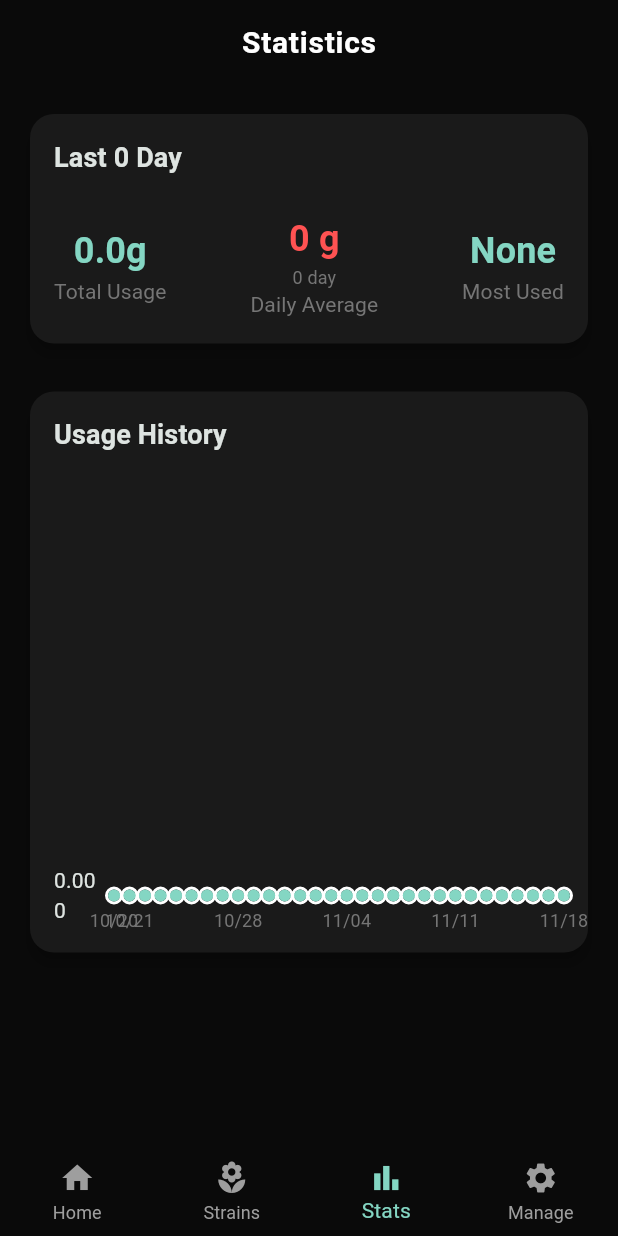
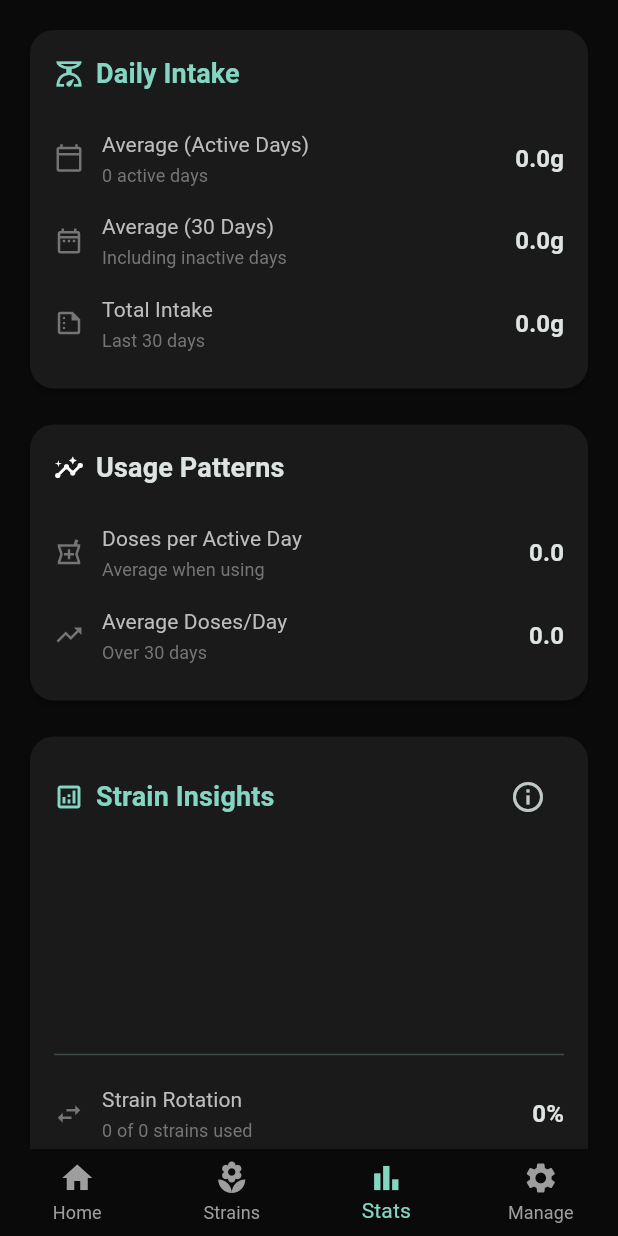
Before and after one commit to BareTread/KratomTracker, a Flutter app: the screen it shows after launch, item 3 of the bottom bar chosen, on a phone screen of 412 x 824 dp. Run offline on Flutter 3.47's test engine with Material 3 defaults, Android fonts, the light colour scheme and no system bars; drawn by our look-alikes of fl_chart; our stand-ins replace file_picker, lottie, share_plus, shared_preferences, table_calendar; accounts and stored records are empty.

Commit message:
implemented a sturdy stats page

```diff
--- a/lib/providers/kratom_provider.dart
+++ b/lib/providers/kratom_provider.dart
@@ -56,11 +56,22 @@ class KratomProvider with ChangeNotifier {
   DateTime get selectedDate => _selectedDate;
 
   List<Dosage> getDosagesForDate(DateTime date) {
-    return _dosages.where((dosage) =>
-      dosage.timestamp.year == date.year &&
-      dosage.timestamp.month == date.month &&
-      dosage.timestamp.day == date.day
-    ).toList();
+    return _dosages
+      .where((dosage) =>
+        dosage.timestamp.year == date.year &&
+        dosage.timestamp.month == date.month &&
+        dosage.timestamp.day == date.day
+      )
+      .toList()
+      // Sort by timestamp
+      ..sort((a, b) => a.timestamp.compareTo(b.timestamp));
+  }
+
+  List<Dosage> getDosagesForDateRange(DateTime start, DateTime end) {
+    return _dosages.where((dosage) {
+      return dosage.timestamp.isAfter(start) &&
+             dosage.timestamp.isBefore(end.add(const Duration(days: 1)));
+    }).toList();
   }
 
   void setSelectedDate(DateTime date) {
--- a/lib/screens/stats_screen.dart
+++ b/lib/screens/stats_screen.dart
@@ -1,8 +1,7 @@
 import 'package:flutter/material.dart';
 import 'package:provider/provider.dart';
 import '../providers/kratom_provider.dart';
-import 'package:fl_chart/fl_chart.dart';
-import 'package:intl/intl.dart';
+import '../models/dosage.dart';
 
 class StatsScreen extends StatelessWidget {
   const StatsScreen({super.key});
@@ -11,284 +10,421 @@ class StatsScreen extends StatelessWidget {
   Widget build(BuildContext context) {
     return Consumer<KratomProvider>(
       builder: (context, provider, child) {
-        final dosages = provider.dosages;
-        final last30Days = dosages.where((d) =>
-          d.timestamp.isAfter(DateTime.now().subtract(const Duration(days: 30)))
-        ).toList();
+        final now = DateTime.now();
+        final last30Days = provider.getDosagesForDateRange(
+          now.subtract(const Duration(days: 30)),
+          now,
+        );
 
-        // Calculate statistics
-        double totalUsage = 0;
-        final dailyUsage = <DateTime, double>{};
-        final now = DateTime.now();
-
-        // Get unique dates with usage
-        final uniqueDates = last30Days.map((d) => DateTime(
-          d.timestamp.year,
-          d.timestamp.month,
-          d.timestamp.day,
-        )).toSet();
-
-        // Initialize days with actual usage
-        for (var date in uniqueDates) {
-          dailyUsage[date] = 0;
-        }
-
-        // Fill in actual usage
-        for (var dosage in last30Days) {
-          final date = DateTime(
-            dosage.timestamp.year,
-            dosage.timestamp.month,
-            dosage.timestamp.day,
-          );
-          dailyUsage[date] = (dailyUsage[date] ?? 0) + dosage.amount;
-          totalUsage += dosage.amount;
-        }
-
-        // Calculate daily average based on days with actual usage
-        final daysWithUsage = uniqueDates.length;
-        final dailyAverage = daysWithUsage > 0 ? totalUsage / daysWithUsage : 0;
-
-        // Prepare chart data with better visualization
-        final spots = <FlSpot>[];
-        for (int i = -29; i <= 0; i++) {
-          final date = DateTime(
-            now.year,
-            now.month,
-            now.day,
-          ).add(Duration(days: i));
-          spots.add(FlSpot(
-            i.toDouble(),
-            dailyUsage[date] ?? 0,
-          ));
-        }
-
-        // Find most used strain
-        final strainUsage = <String, double>{};
-        for (var dosage in last30Days) {
-          strainUsage[dosage.strainId] =
-            (strainUsage[dosage.strainId] ?? 0) + dosage.amount;
-        }
-
-        String mostUsedStrainName = 'None';
-        Color mostUsedStrainColor = Theme.of(context).colorScheme.primary;
-
-        if (strainUsage.isNotEmpty) {
-          final mostUsedStrainId = strainUsage.entries
-              .reduce((a, b) => a.value > b.value ? a : b)
-              .key;
-          final mostUsedStrain = provider.strains
-              .firstWhere((s) => s.id == mostUsedStrainId);
-          mostUsedStrainName = mostUsedStrain.name;
-          mostUsedStrainColor = Color(mostUsedStrain.color);
-        }
-
-        return Scaffold(
-          appBar: AppBar(
-            title: const Text('Statistics'),
-          ),
-          body: SingleChildScrollView(
+        return SingleChildScrollView(
           child: Padding(
-              padding: const EdgeInsets.all(16.0),
+            padding: const EdgeInsets.all(16),
             child: Column(
               crossAxisAlignment: CrossAxisAlignment.start,
               children: [
-                  Card(
-                    elevation: 4,
-                    shape: RoundedRectangleBorder(
-                      borderRadius: BorderRadius.circular(16),
-                    ),
-                    child: Padding(
-                      padding: const EdgeInsets.all(16.0),
-                      child: Column(
-                        crossAxisAlignment: CrossAxisAlignment.start,
-                        children: [
-                          Text(
-                            'Last ${daysWithUsage > 1 ? "30" : daysWithUsage} ${daysWithUsage > 1 ? "Days" : "Day"}',
-                            style: const TextStyle(
-                              fontSize: 18,
-                              fontWeight: FontWeight.bold,
-                            ),
-                          ),
-                          const SizedBox(height: 24),
-                          Row(
-                            mainAxisAlignment: MainAxisAlignment.spaceBetween,
-                            children: [
-                              _StatItem(
-                                title: 'Total Usage',
-                                value: '${totalUsage.toStringAsFixed(1)}g',
-                                color: Theme.of(context).colorScheme.primary,
-                              ),
-                              _StatItem(
-                                title: 'Daily Average',
-                                value: '$dailyAverage g',
-                                subtitle: '$daysWithUsage ${daysWithUsage > 1 ? "days" : "day"}',
-                                color: Theme.of(context).colorScheme.secondary,
-                              ),
-                              _StatItem(
-                                title: 'Most Used',
-                                value: mostUsedStrainName,
-                                color: mostUsedStrainColor,
-                              ),
+                _buildDailyIntakeStats(context, last30Days),
+                const SizedBox(height: 16),
+                _buildUsagePatternStats(context, last30Days),
+                const SizedBox(height: 16),
+                _buildStrainRotationStats(context, provider, last30Days),
               ],
-                          ),
-                        ],
-                      ),
-                    ),
-                  ),
-                  const SizedBox(height: 24),
-                  Card(
-                    elevation: 4,
-                    shape: RoundedRectangleBorder(
-                      borderRadius: BorderRadius.circular(16),
-                    ),
-                    child: Padding(
-                      padding: const EdgeInsets.all(16.0),
-                      child: Column(
-                        crossAxisAlignment: CrossAxisAlignment.start,
-                        children: [
-                          const Text(
-                            'Usage History',
-                            style: TextStyle(
-                              fontSize: 18,
-                              fontWeight: FontWeight.bold,
-                            ),
-                          ),
-                          const SizedBox(height: 16),
-                          SizedBox(
-                            height: 300,
-                            child: LineChart(
-                              LineChartData(
-                                gridData: FlGridData(
-                                  show: true,
-                                  drawVerticalLine: false,
-                                  horizontalInterval: 5,
-                                  getDrawingHorizontalLine: (value) {
-                                    return FlLine(
-                                      color: Colors.grey.withOpacity(0.2),
-                                      strokeWidth: 1,
-                                    );
-                                  },
-                                ),
-                                titlesData: FlTitlesData(
-                                  leftTitles: AxisTitles(
-                                    sideTitles: SideTitles(
-                                      showTitles: true,
-                                      interval: 5,
-                                      reservedSize: 40,
-                                    ),
-                                  ),
-                                  rightTitles: const AxisTitles(
-                                    sideTitles: SideTitles(showTitles: false),
-                                  ),
-                                  topTitles: const AxisTitles(
-                                    sideTitles: SideTitles(showTitles: false),
-                                  ),
-                                  bottomTitles: AxisTitles(
-                                    sideTitles: SideTitles(
-                                      showTitles: true,
-                                      interval: 7,
-                                      getTitlesWidget: (value, meta) {
-                                        final date = now.add(
-                                          Duration(days: value.toInt()),
-                                        );
-                                        return Padding(
-                                          padding: const EdgeInsets.only(top: 8.0),
-                                          child: Text(
-                                            DateFormat('MM/dd').format(date),
-                                            style: TextStyle(
-                                              fontSize: 12,
-                                              color: Colors.grey[600],
-                                            ),
-                                          ),
-                                        );
-                                      },
-                                    ),
-                                  ),
-                                ),
-                                borderData: FlBorderData(show: false),
-                                lineBarsData: [
-                                  LineChartBarData(
-                                    spots: spots,
-                                    isCurved: true,
-                                    color: Theme.of(context).colorScheme.primary,
-                                    barWidth: 3,
-                                    isStrokeCapRound: true,
-                                    dotData: FlDotData(
-                                      show: true,
-                                      getDotPainter: (spot, percent, barData, index) {
-                                        return FlDotCirclePainter(
-                                          radius: 4,
-                                          color: Theme.of(context).colorScheme.primary,
-                                          strokeWidth: 2,
-                                          strokeColor: Colors.white,
-                                        );
-                                      },
-                                    ),
-                                    belowBarData: BarAreaData(
-                                      show: true,
-                                      color: Theme.of(context).colorScheme.primary.withOpacity(0.1),
-                                    ),
-                                  ),
-                                ],
-                                minY: 0,
-                              ),
-                            ),
-                          ),
-                        ],
-                      ),
-                    ),
-                  ),
-                ],
-              ),
             ),
           ),
         );
       },
     );
   }
+
+  Widget _buildDailyIntakeStats(BuildContext context, List<Dosage> dosages) {
+    final activeDays = dosages
+        .map((d) => DateTime(d.timestamp.year, d.timestamp.month, d.timestamp.day))
+        .toSet()
+        .length;
+
+    final totalAmount = dosages.fold(0.0, (sum, d) => sum + d.amount);
+    final avgDailyActive = activeDays > 0 ? totalAmount / activeDays : 0.0;
+    final avgDaily30Days = totalAmount / 30;
+
+    return Card(
+      elevation: 2,
+      shape: RoundedRectangleBorder(borderRadius: BorderRadius.circular(16)),
+      child: Padding(
+        padding: const EdgeInsets.all(16),
+        child: Column(
+          crossAxisAlignment: CrossAxisAlignment.start,
+          children: [
+            Row(
+              children: [
+                Icon(Icons.scale_outlined,
+                  size: 20,
+                  color: Theme.of(context).colorScheme.primary,
+                ),
+                const SizedBox(width: 8),
+                Text(
+                  'Daily Intake',
+                  style: TextStyle(
+                    fontSize: 18,
+                    fontWeight: FontWeight.bold,
+                    color: Theme.of(context).colorScheme.primary,
+                  ),
+                ),
+              ],
+            ),
+            const SizedBox(height: 16),
+            _buildStatRow(
+              'Average (Active Days)',
+              '${avgDailyActive.toStringAsFixed(1)}g',
+              subtitle: '$activeDays active days',
+              icon: Icons.calendar_today_outlined,
+            ),
+            _buildStatRow(
+              'Average (30 Days)',
+              '${avgDaily30Days.toStringAsFixed(1)}g',
+              subtitle: 'Including inactive days',
+              icon: Icons.date_range_outlined,
+            ),
+            _buildStatRow(
+              'Total Intake',
+              '${totalAmount.toStringAsFixed(1)}g',
+              subtitle: 'Last 30 days',
+              icon: Icons.summarize_outlined,
+            ),
+          ],
+        ),
+      ),
+    );
   }
 
-class _StatItem extends StatelessWidget {
-  final String title;
-  final String value;
-  final String? subtitle;
-  final Color color;
+  Widget _buildUsagePatternStats(BuildContext context, List<Dosage> dosages) {
+    final hourlyUsage = <int, int>{};
+    for (var dosage in dosages) {
+      final hour = dosage.timestamp.hour;
+      hourlyUsage[hour] = (hourlyUsage[hour] ?? 0) + 1;
+    }
 
-  const _StatItem({
-    required this.title,
-    required this.value,
-    this.subtitle,
-    required this.color,
+    final sortedHours = hourlyUsage.entries.toList()
+      ..sort((a, b) => b.value.compareTo(a.value));
+
+    // Calculate doses per active day
+    final activeDays = dosages
+        .map((d) => DateTime(d.timestamp.year, d.timestamp.month, d.timestamp.day))
+        .toSet()
+        .length;
+    final avgDosesPerActiveDay = activeDays > 0 ? dosages.length / activeDays : 0;
+
+    return Card(
+      elevation: 2,
+      shape: RoundedRectangleBorder(borderRadius: BorderRadius.circular(16)),
+      child: Padding(
+        padding: const EdgeInsets.all(16),
+        child: Column(
+          crossAxisAlignment: CrossAxisAlignment.start,
+          children: [
+            Row(
+              children: [
+                const Icon(Icons.insights_outlined, size: 20),
+                const SizedBox(width: 8),
+                const Text(
+                  'Usage Patterns',
+                  style: TextStyle(fontSize: 18, fontWeight: FontWeight.bold),
+                ),
+              ],
+            ),
+            const SizedBox(height: 16),
+            if (sortedHours.isNotEmpty) ...[
+              _buildStatRow(
+                'Peak Usage Time',
+                _formatHour(sortedHours[0].key),
+                subtitle: '${sortedHours[0].value} doses',
+                icon: Icons.schedule_outlined,
+              ),
+            ],
+            _buildStatRow(
+              'Doses per Active Day',
+              avgDosesPerActiveDay.toStringAsFixed(1),
+              subtitle: 'Average when using',
+              icon: Icons.local_pharmacy_outlined,
+            ),
+            _buildStatRow(
+              'Average Doses/Day',
+              (dosages.length / 30).toStringAsFixed(1),
+              subtitle: 'Over 30 days',
+              icon: Icons.trending_up_outlined,
+            ),
+          ],
+        ),
+      ),
+    );
+  }
+
+  Widget _buildStrainRotationStats(
+    BuildContext context,
+    KratomProvider provider,
+    List<Dosage> dosages,
+  ) {
+    final strainUsage = <String, List<Dosage>>{};
+    for (var dosage in dosages) {
+      strainUsage.putIfAbsent(dosage.strainId, () => []).add(dosage);
+    }
+
+    // Calculate effectiveness metrics
+    final strainEffectiveness = strainUsage.map((id, doses) {
+      final strain = provider.getStrain(id);
+      final avgAmount = doses.fold(0.0, (sum, d) => sum + d.amount) / doses.length;
+      final frequency = doses.length;
+
+      return MapEntry(strain.name, {
+        'avgAmount': avgAmount,
+        'frequency': frequency,
+        'lastUsed': doses.map((d) => d.timestamp).reduce((a, b) => a.isAfter(b) ? a : b),
+      });
     });
 
-  @override
-  Widget build(BuildContext context) {
+    return Card(
+      elevation: 2,
+      shape: RoundedRectangleBorder(borderRadius: BorderRadius.circular(16)),
+      child: Padding(
+        padding: const EdgeInsets.all(16),
+        child: Column(
+          crossAxisAlignment: CrossAxisAlignment.start,
+          children: [
+            Row(
+              mainAxisAlignment: MainAxisAlignment.spaceBetween,
+              children: [
+                Row(
+                  children: [
+                    Icon(Icons.analytics_outlined,
+                      size: 20,
+                      color: Theme.of(context).colorScheme.primary,
+                    ),
+                    const SizedBox(width: 8),
+                    Text(
+                      'Strain Insights',
+                      style: TextStyle(
+                        fontSize: 18,
+                        fontWeight: FontWeight.bold,
+                        color: Theme.of(context).colorScheme.primary,
+                      ),
+                    ),
+                  ],
+                ),
+                IconButton(
+                  icon: const Icon(Icons.info_outline),
+                  onPressed: () => _showStrainAnalysisInfo(context),
+                ),
+              ],
+            ),
+            const SizedBox(height: 16),
+            _buildStrainEffectivenessChart(strainEffectiveness),
+            const Divider(height: 24),
+            _buildStrainRotationMetrics(strainUsage, provider),
+            if (strainEffectiveness.isNotEmpty) ...[
+              const SizedBox(height: 16),
+              _buildStrainRecommendations(context, strainEffectiveness),
+            ],
+          ],
+        ),
+      ),
+    );
+  }
+
+  Widget _buildStrainEffectivenessChart(Map<String, Map<String, dynamic>> effectiveness) {
+    // Implement a visual chart showing strain usage patterns
+    // Could be a mini bar chart or radar chart
+    return Container(
+      height: 120,
+      padding: const EdgeInsets.symmetric(vertical: 8),
+      child: ListView.separated(
+        scrollDirection: Axis.horizontal,
+        itemCount: effectiveness.length,
+        separatorBuilder: (_, __) => const SizedBox(width: 8),
+        itemBuilder: (context, index) {
+          final strain = effectiveness.entries.elementAt(index);
+          return _buildStrainEffectivenessBar(
+            strain.key,
+            strain.value['frequency'] as int,
+            strain.value['avgAmount'] as double,
+          );
+        },
+      ),
+    );
+  }
+
+  Widget _buildStrainRecommendations(
+    BuildContext context,
+    Map<String, Map<String, dynamic>> effectiveness,
+  ) {
     return Column(
+      crossAxisAlignment: CrossAxisAlignment.start,
+      children: [
+        const Text(
+          'Recommendations',
+          style: TextStyle(
+            fontSize: 16,
+            fontWeight: FontWeight.w600,
+          ),
+        ),
+        const SizedBox(height: 8),
+        _buildRecommendationCard(
+          context,
+          title: 'Rotation Opportunity',
+          description: 'Consider rotating between your top strains more frequently',
+          icon: Icons.swap_horiz,
+        ),
+      ],
+    );
+  }
+
+  Widget _buildStatRow(String label, String value, {String? subtitle, IconData? icon}) {
+    return Padding(
+      padding: const EdgeInsets.symmetric(vertical: 8),
+      child: Row(
+        children: [
+          if (icon != null) ...[
+            Icon(icon, size: 20, color: Colors.grey[600]),
+            const SizedBox(width: 12),
+          ],
+          Expanded(
+            child: Column(
+              crossAxisAlignment: CrossAxisAlignment.start,
               children: [
                 Text(
-          value,
+                  label,
                   style: TextStyle(
-            fontSize: 24,
-            fontWeight: FontWeight.bold,
-            color: color,
+                    color: Colors.grey[400],
+                    fontSize: 14,
                   ),
                 ),
-        if (subtitle != null)
+                if (subtitle != null) ...[
+                  const SizedBox(height: 2),
                   Text(
-            subtitle!,
+                    subtitle,
                     style: TextStyle(
                       fontSize: 12,
                       color: Colors.grey[600],
                     ),
                   ),
+                ],
+              ],
+            ),
+          ),
           Text(
-          title,
-          style: TextStyle(
-            color: Colors.grey[600],
-            fontSize: 14,
+            value,
+            style: const TextStyle(
+              fontSize: 16,
+              fontWeight: FontWeight.w600,
             ),
+          ),
+        ],
+      ),
+    );
+  }
+
+  String _formatHour(int hour) {
+    final period = hour < 12 ? 'AM' : 'PM';
+    final displayHour = hour == 0 ? 12 : (hour > 12 ? hour - 12 : hour);
+    return '$displayHour:00 $period';
+  }
+
+  void _showStrainAnalysisInfo(BuildContext context) {
+    showDialog(
+      context: context,
+      builder: (context) => AlertDialog(
+        title: const Text('Understanding Strain Analysis'),
+        content: const SingleChildScrollView(
+          child: Column(
+            mainAxisSize: MainAxisSize.min,
+            crossAxisAlignment: CrossAxisAlignment.start,
+            children: [
+              Text('• Strain Effectiveness shows how often you use each strain'),
+              SizedBox(height: 8),
+              Text('• Rotation Score indicates how well you vary your strains'),
+              SizedBox(height: 8),
+              Text('• Recommendations are based on your usage patterns'),
+            ],
+          ),
+        ),
+        actions: [
+          TextButton(
+            onPressed: () => Navigator.pop(context),
+            child: const Text('Got it'),
+          ),
+        ],
+      ),
+    );
+  }
+
+  Widget _buildRecommendationCard(
+    BuildContext context, {
+    required String title,
+    required String description,
+    required IconData icon,
+  }) {
+    return Card(
+      margin: const EdgeInsets.only(bottom: 8),
+      child: ListTile(
+        leading: Icon(
+          icon,
+          color: Theme.of(context).colorScheme.secondary,
+        ),
+        title: Text(title),
+        subtitle: Text(description),
+      ),
+    );
+  }
+
+  Widget _buildStrainRotationMetrics(Map<String, List<Dosage>> strainUsage, KratomProvider provider) {
+    final uniqueStrains = strainUsage.length;
+    final totalStrains = provider.strains.length;
+    final rotationScore = totalStrains > 0
+        ? (uniqueStrains / totalStrains * 100).round()
+        : 0;
+
+    return Column(
+      crossAxisAlignment: CrossAxisAlignment.start,
+      children: [
+        _buildStatRow(
+          'Strain Rotation',
+          '$rotationScore%',
+          subtitle: '$uniqueStrains of $totalStrains strains used',
+          icon: Icons.swap_horiz_outlined,
         ),
       ],
     );
   }
+
+  Widget _buildStrainEffectivenessBar(String strainName, int frequency, double avgAmount) {
+    return Container(
+      width: 100,
+      padding: const EdgeInsets.all(8),
+      decoration: BoxDecoration(
+        color: Colors.grey[850],
+        borderRadius: BorderRadius.circular(8),
+      ),
+      child: Column(
+        mainAxisAlignment: MainAxisAlignment.end,
+        children: [
+          Container(
+            height: 60 * (frequency / 10), // Scale height based on frequency
+            width: 20,
+            decoration: BoxDecoration(
+              color: Colors.teal,
+              borderRadius: BorderRadius.circular(4),
+            ),
+          ),
+          const SizedBox(height: 8),
+          Text(
+            strainName,
+            style: const TextStyle(fontSize: 12),
+            maxLines: 1,
+            overflow: TextOverflow.ellipsis,
+          ),
+          Text(
+            '${avgAmount.toStringAsFixed(1)}g',
+            style: const TextStyle(fontSize: 10, color: Colors.grey),
+          ),
+        ],
+      ),
+    );
   }
+}
```
Lines whose indentation alone changed are shown as unchanged.
